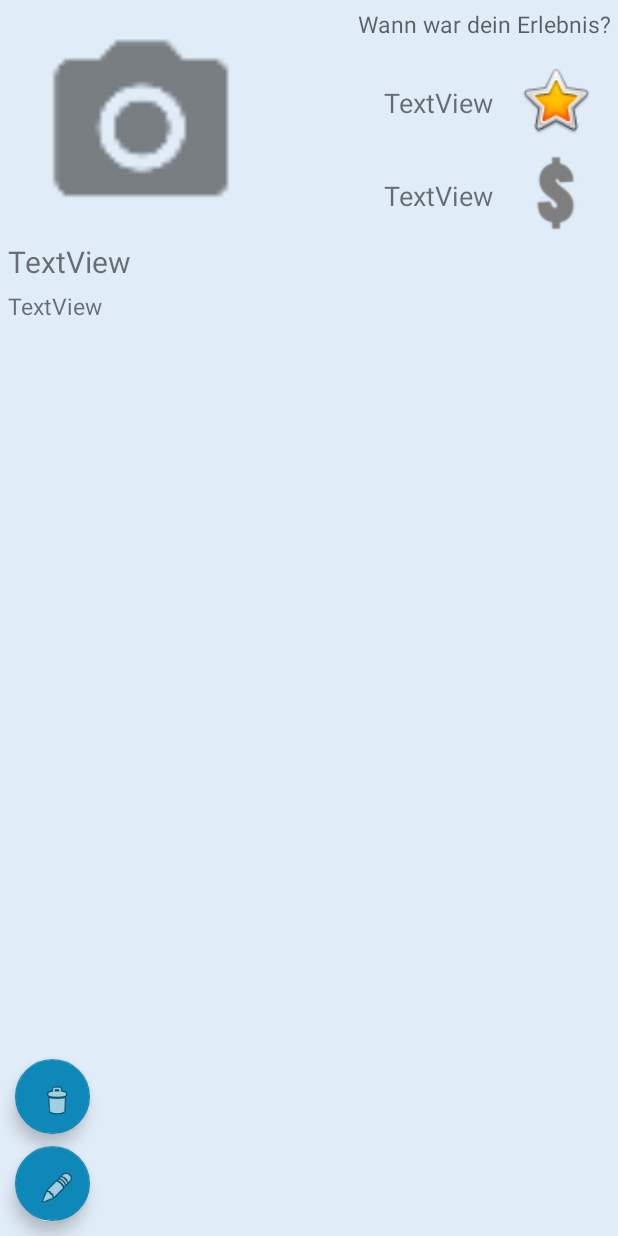
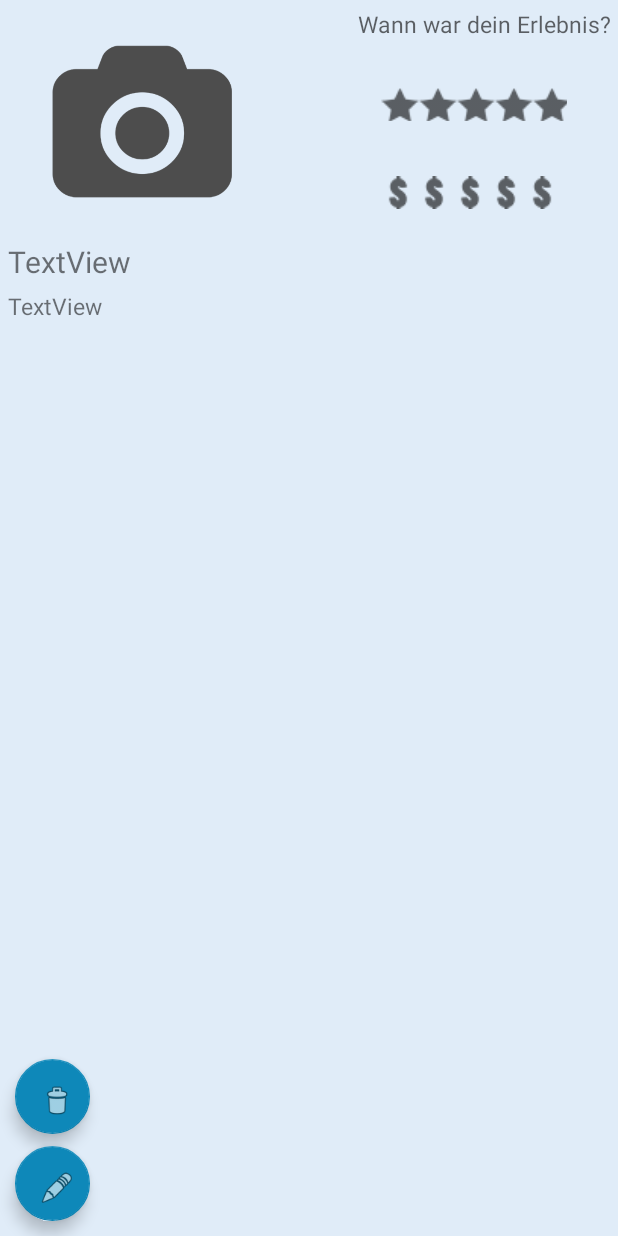
Before and after one commit to baduncle93/MobilesTagebuch, an Android app: the layout activity_detailansicht.xml on its own in the app's theme, with its tools: preview values and no code run, on a phone screen of 412 x 824 dp. Run offline under Robolectric (Android 15) with nearby library versions, the phone set to English and light mode, and no system bars.

Commit message:
dollar and stars changed
dollar and stars changed in detailansicht
now displaying ratingbar

```diff
--- a/app/src/main/java/com/example/baduncle/thediary/Detailansicht.java
+++ b/app/src/main/java/com/example/baduncle/thediary/Detailansicht.java
@@ -15,9 +15,6 @@ import android.widget.ImageView;
 import android.widget.RatingBar;
 import android.widget.TextView;
 import android.widget.Toast;
-import com.example.baduncle.thediary.Listenansicht;
-
-import org.w3c.dom.Text;
 
 import java.util.ArrayList;
 import java.util.List;
@@ -26,6 +23,8 @@ public class Detailansicht extends AppCompatActivity {
     SharedPreferences eintragsspeicher;
     SharedPreferences.Editor eintragseditor;
     List<Datensammler> alledaten;
+
+    Context context = this;
 
     @Override
     protected void onCreate(@Nullable Bundle savedInstanceState) {
@@ -46,14 +45,14 @@ public class Detailansicht extends AppCompatActivity {
         TextView beschreibung = findViewById(R.id.detailbeschreibung);;
         TextView datum = findViewById(R.id.detaildatum);;
         ImageView bild = findViewById(R.id.detailbild);;
-        TextView sterne = findViewById(R.id.sterntext);
-        TextView preis = findViewById(R.id.preistext);
+
+        RatingBar dollar = findViewById(R.id.ratingBar_dollar_small1);
+        RatingBar stars = findViewById(R.id.ratingBar_star_small1);
         FloatingActionButton detailbearb=  findViewById(R.id.detailbearb);
         FloatingActionButton detailloesch=  findViewById(R.id.detailloesch);
-        findViewById(R.id.stern).setVisibility(View.VISIBLE);
-        findViewById(R.id.dollar).setVisibility(View.VISIBLE);
-        preis.setVisibility(View.VISIBLE);
-        sterne.setVisibility(View.VISIBLE);
+
+
+
 
         //Eintrag bearbeiten
         detailbearb.setOnClickListener(new View.OnClickListener() {
@@ -102,15 +101,18 @@ public class Detailansicht extends AppCompatActivity {
         beschreibung.setText(eintrag.getBeschreibung());
         datum.setText(eintrag.getDatum());
         bild.setImageURI(Uri.parse(eintrag.getBilduri()));
-        sterne.setText(""+eintrag.getSterne());
-        preis.setText(""+eintrag.getPreis());
-        if(Integer.parseInt(sterne.getText().toString())<1) {
-            sterne.setVisibility(View.INVISIBLE);
-            findViewById(R.id.stern).setVisibility(View.INVISIBLE);
+
+        stars.setRating(eintrag.getSterne());
+        dollar.setRating(eintrag.getPreis());
+
+
+        if(stars.getRating()<1) {
+            stars.setVisibility(View.INVISIBLE);
+            findViewById(R.id.ratingBar_star_small1).setVisibility(View.INVISIBLE);
         }
-        if(Integer.parseInt(preis.getText().toString())<1) {
-            preis.setVisibility(View.INVISIBLE);
-            findViewById(R.id.dollar).setVisibility(View.INVISIBLE);
+        if(dollar.getRating()<1) {
+            dollar.setVisibility(View.INVISIBLE);
+            findViewById(R.id.ratingBar_dollar_small1).setVisibility(View.INVISIBLE);
         }
 
     }
--- a/app/src/main/res/layout/activity_detailansicht.xml
+++ b/app/src/main/res/layout/activity_detailansicht.xml
@@ -17,7 +17,7 @@
         android:contentDescription="Kamera"
         app:layout_constraintStart_toStartOf="parent"
         app:layout_constraintTop_toTopOf="parent"
-        app:srcCompat="@drawable/neuesbild" />
+        app:srcCompat="@drawable/camera_icon2" />
 
 
     <TextView
@@ -83,47 +83,44 @@
         app:layout_constraintBottom_toBottomOf="parent"
         app:layout_constraintStart_toStartOf="parent" />
 
-    <ImageView
-        android:id="@+id/stern"
-        android:layout_width="63dp"
-        android:layout_height="52dp"
-        android:layout_marginEnd="10dp"
-        android:layout_marginTop="10dp"
+
+    <RatingBar
+        android:id="@+id/ratingBar_dollar_small1"
+        style="@style/RatingBarDollarSmall"
+        android:layout_width="119dp"
+        android:layout_height="25dp"
+        android:layout_marginBottom="8dp"
+        android:layout_marginEnd="8dp"
+        android:layout_marginStart="8dp"
+        android:layout_marginTop="8dp"
+        android:numStars="5"
+        android:stepSize="1"
+        android:isIndicator="true"
+        app:layout_constraintBottom_toBottomOf="parent"
         app:layout_constraintEnd_toEndOf="parent"
-        app:layout_constraintTop_toBottomOf="@+id/detaildatum"
-        app:srcCompat="@android:drawable/btn_star_big_on" />
+        app:layout_constraintHorizontal_bias="0.887"
+        app:layout_constraintStart_toStartOf="parent"
+        app:layout_constraintTop_toTopOf="parent"
+        app:layout_constraintVertical_bias="0.138"/>
 
-    <ImageView
-        android:id="@+id/dollar"
-        android:layout_width="63dp"
-        android:layout_height="52dp"
-        android:layout_marginEnd="10dp"
-        android:layout_marginTop="10dp"
+    <RatingBar
+        android:id="@+id/ratingBar_star_small1"
+        style="@style/RatingBarStarSmall"
+        android:layout_width="124dp"
+        android:layout_height="25dp"
+        android:layout_marginBottom="8dp"
+        android:layout_marginEnd="8dp"
+        android:layout_marginStart="8dp"
+        android:layout_marginTop="8dp"
+        android:numStars="5"
+        android:stepSize="1"
+        android:isIndicator="true"
+        app:layout_constraintBottom_toBottomOf="parent"
         app:layout_constraintEnd_toEndOf="parent"
-        app:layout_constraintTop_toBottomOf="@+id/stern"
-        app:srcCompat="@drawable/rsz_dollar_icon_back1" />
-
-    <TextView
-        android:id="@+id/sterntext"
-        android:layout_width="wrap_content"
-        android:layout_height="wrap_content"
-        android:layout_marginEnd="10dp"
-        android:layout_marginTop="15dp"
-        android:text="TextView"
-        android:textSize="18sp"
-        app:layout_constraintEnd_toStartOf="@+id/stern"
-        app:layout_constraintTop_toTopOf="@+id/stern" />
-
-    <TextView
-        android:id="@+id/preistext"
-        android:layout_width="wrap_content"
-        android:layout_height="wrap_content"
-        android:layout_marginEnd="10dp"
-        android:layout_marginTop="15dp"
-        android:text="TextView"
-        android:textSize="18sp"
-        app:layout_constraintEnd_toStartOf="@+id/stern"
-        app:layout_constraintTop_toTopOf="@+id/dollar" />
+        app:layout_constraintHorizontal_bias="0.905"
+        app:layout_constraintStart_toStartOf="parent"
+        app:layout_constraintTop_toTopOf="parent"
+        app:layout_constraintVertical_bias="0.063" />
 
 
 </android.support.constraint.ConstraintLayout>
--- a/app/src/main/res/layout/activity_neuereintrag.xml
+++ b/app/src/main/res/layout/activity_neuereintrag.xml
@@ -17,7 +17,7 @@
         android:contentDescription="Kamera"
         app:layout_constraintStart_toStartOf="parent"
         app:layout_constraintTop_toTopOf="parent"
-        app:srcCompat="@drawable/neuesbild" />
+        app:srcCompat="@drawable/camera_icon2" />
 
     <android.support.design.widget.TextInputLayout
         android:id="@+id/layout2"
```
Also changed, not shown: app/src/main/res/drawable/camera_icon2.png (added).
